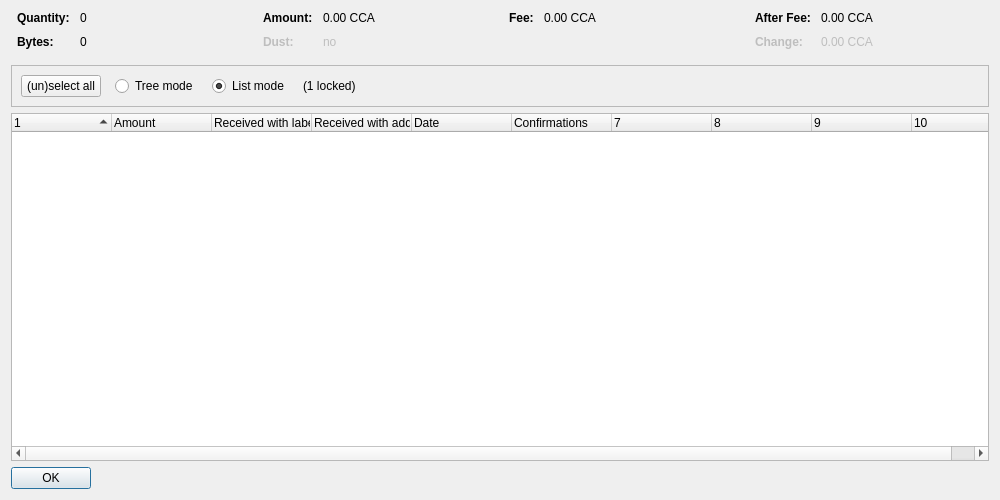
Qt form src/qt/forms/coincontroldialog.ui (counos/CounosCoin) before a commit.
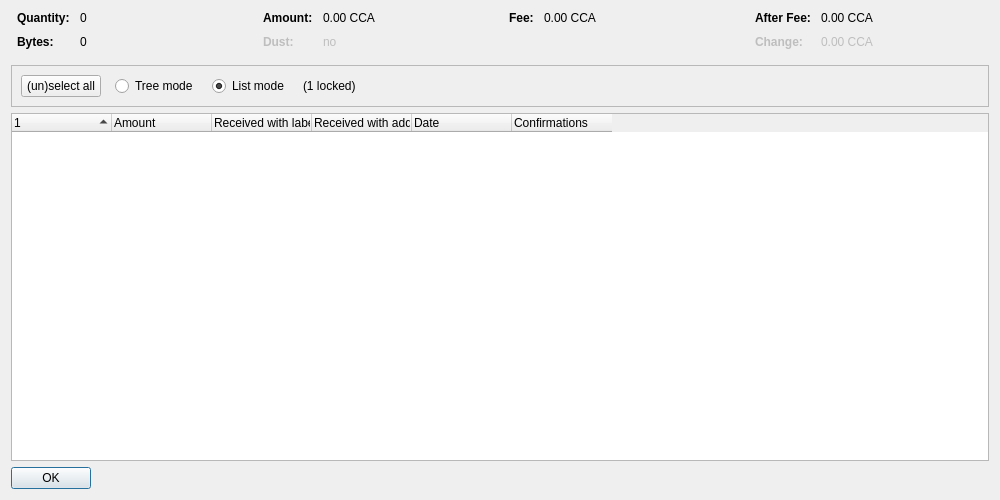
The same form after that commit. Custom widgets are drawn as their Qt base class.

```diff
--- a/src/qt/forms/coincontroldialog.ui
+++ b/src/qt/forms/coincontroldialog.ui
@@ -402,7 +402,7 @@
       <bool>false</bool>
      </property>
      <property name="columnCount">
-      <number>10</number>
+      <number>6</number>
      </property>
      <attribute name="headerShowSortIndicator" stdset="0">
       <bool>true</bool>
```
Left out of the diff: 2 changed lines with no effect on the pictures.
